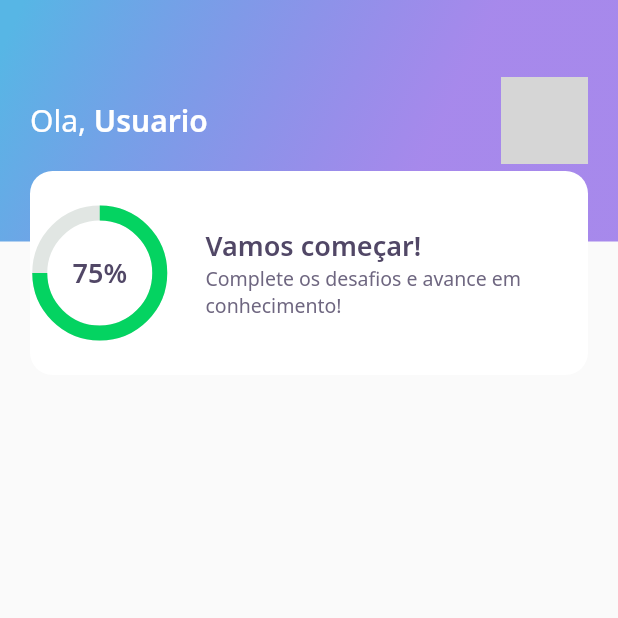
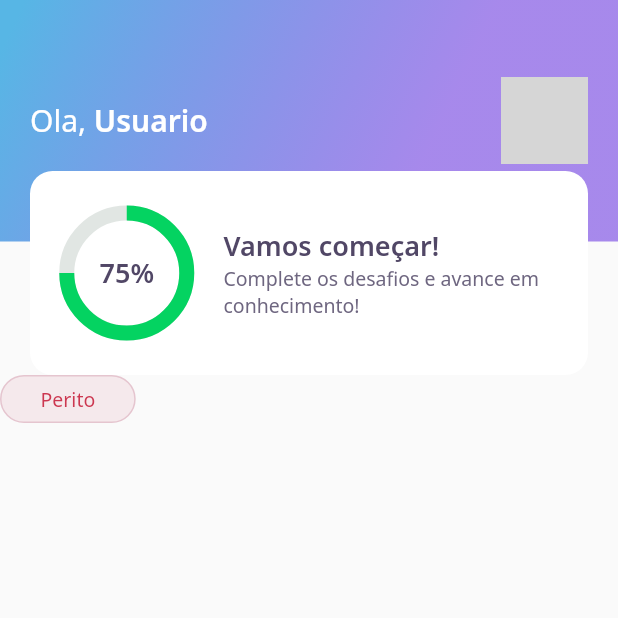
Before and after one commit to Gabrielzyr/Flutter-app, a Flutter app: the screen it shows after launch, on a phone screen of 412 x 824 dp, the top half of it. Run offline on Flutter 3.47's test engine with Material 2 defaults, Android fonts, the phone set to English and light mode, and no system bars; our stand-ins replace google_fonts; network calls fail; grey boxes are pictures that could not be loaded.

Commit message:
Added level button

```diff
--- a/lib/home/home_page.dart
+++ b/lib/home/home_page.dart
@@ -1,5 +1,6 @@
 import 'package:flutter/material.dart';
 import 'package:nlw5_flutter/home/widgets/appbar/app_bar_widget.dart';
+import 'package:nlw5_flutter/home/widgets/level_button/level_button_widget.dart';
 
 class HomePage extends StatefulWidget {
   HomePage({Key? key}) : super(key: key);
@@ -13,6 +14,7 @@ class _HomePageState extends State<HomePage> {
   Widget build(BuildContext context) {
     return Scaffold(
       appBar: AppBarWidget(),
+      body: LevelButtonWidget(label: "Perito"),
     );
   }
 }
--- /dev/null
+++ b/lib/home/widgets/level_button/level_button_widget.dart
@@ -0,0 +1,58 @@
+import 'package:flutter/material.dart';
+import 'package:google_fonts/google_fonts.dart';
+import 'package:nlw5_flutter/core/core.dart';
+
+class LevelButtonWidget extends StatelessWidget {
+  final String label;
+  LevelButtonWidget({Key? key, required this.label}) : assert(["Fácil", "Médio", "Difícil", "Perito"].contains(label)), super(key: key);
+
+  final config = {
+    "Fácil" : {
+      "color": AppColors.levelButtonFacil,
+      "borderColor": AppColors.levelButtonBorderFacil,
+      "fontColor": AppColors.levelButtonTextFacil
+    },
+    "Médio" : {
+      "color": AppColors.levelButtonMedio,
+      "borderColor": AppColors.levelButtonBorderMedio,
+      "fontColor": AppColors.levelButtonTextMedio
+    },
+    "Difícil" : {
+      "color": AppColors.levelButtonDificil,
+      "borderColor": AppColors.levelButtonBorderDificil,
+      "fontColor": AppColors.levelButtonTextDificil
+    },
+    "Perito" : {
+      "color": AppColors.levelButtonPerito,
+      "borderColor": AppColors.levelButtonBorderPerito,
+      "fontColor": AppColors.levelButtonTextPerito
+    },
+  };
+
+  Color get color => config[label]!['color']!;
+  Color get borderColor => config[label]!['borderColor']!;
+  Color get fontColor => config[label]!['fontColor']!;
+
+  @override
+  Widget build(BuildContext context) {
+    return Container(
+      decoration: BoxDecoration(
+        color: color,
+        border: Border.fromBorderSide(BorderSide(
+          color: borderColor,
+        )),
+        borderRadius: BorderRadius.circular(28),
+      ),
+      child: Padding(
+        padding: const EdgeInsets.symmetric(horizontal: 26, vertical: 6),
+        child: Text(
+          label,
+          style: GoogleFonts.notoSans(
+            color: fontColor,
+            fontSize: 13,
+          )
+        ),
+      ),
+    );
+  }
+}
--- a/lib/home/widgets/score_card/score_card_widget.dart
+++ b/lib/home/widgets/score_card/score_card_widget.dart
@@ -15,6 +15,8 @@ class ScoreCardWidget extends StatelessWidget {
           color: AppColors.white,
           borderRadius: BorderRadius.circular(15)
         ),
+        child: Padding(
+          padding: const EdgeInsets.symmetric(horizontal: 24),
           child: Row(
             children: [
             Expanded(
@@ -43,6 +45,7 @@ class ScoreCardWidget extends StatelessWidget {
             )
           ],),
         ),
+      ),
     );
   }
 }
```
Lines whose indentation alone changed are shown as unchanged.
